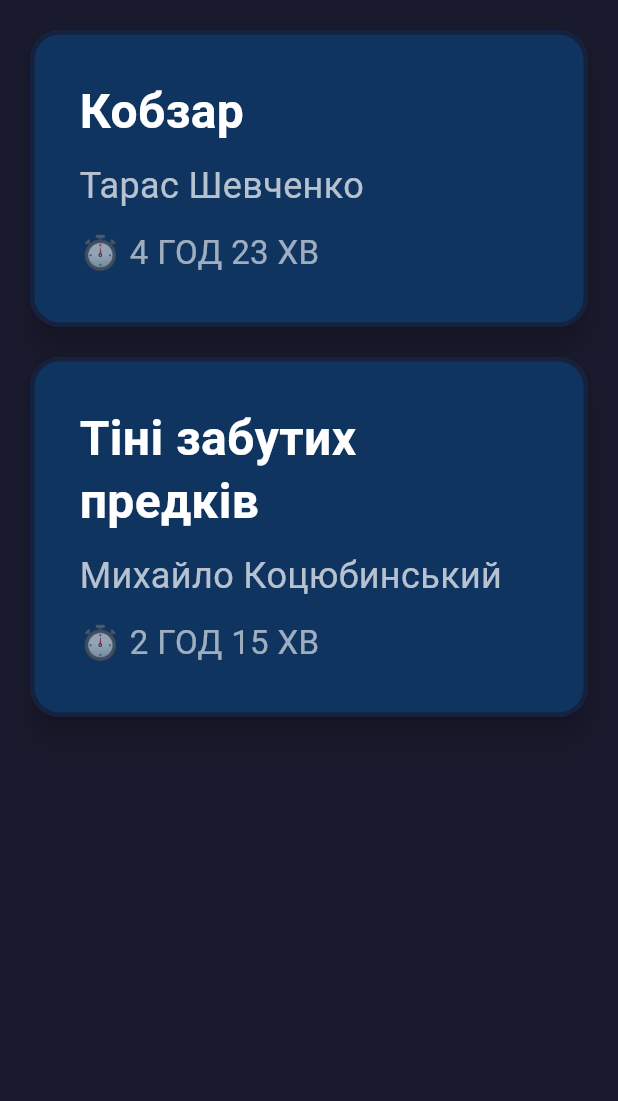
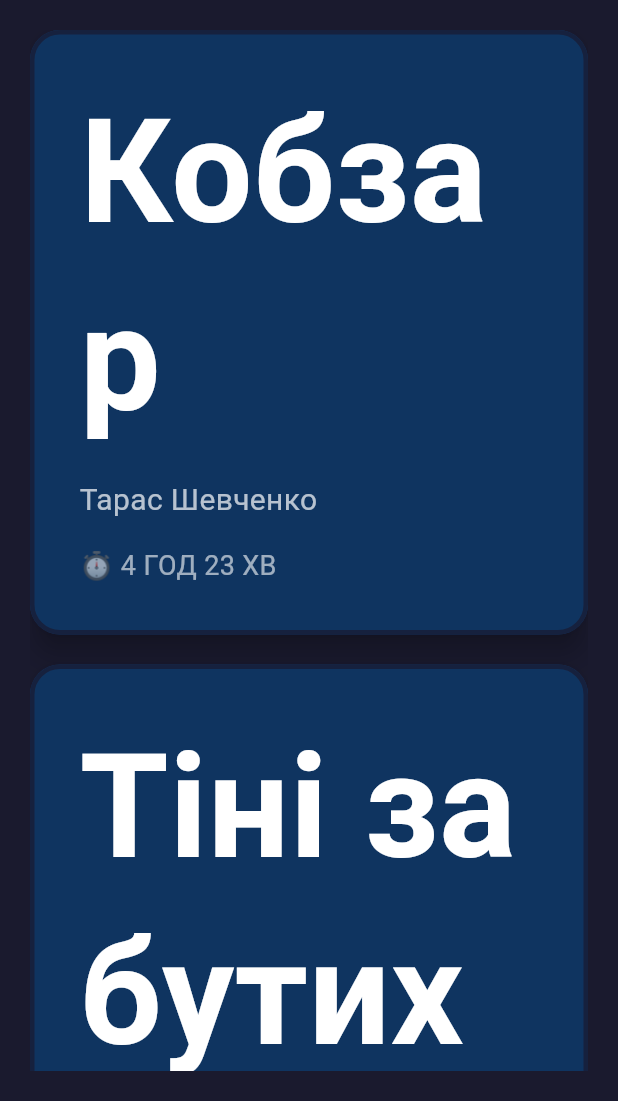
Before and after one commit to oonufrienko/Audiobook_Android, a Flutter app: the screen it shows after launch, after a tap on the "lock" icon, on a phone screen of 412 x 824 dp, the part 135-1236 px from its top. Run offline on Flutter 3.47's test engine with Material 3 defaults, Android fonts, the phone set to English and light mode, and no system bars; our stand-ins replace file_picker, just_audio, shared_preferences.

Commit message:
fix merge conflict

```diff
--- a/lib/main.dart
+++ b/lib/main.dart
@@ -102,6 +102,7 @@ class _LibraryScreenState extends State<LibraryScreen> {
   List<Audiobook> audiobooks = [];
   bool isEditMode = false;
   int tapCount = 0;
+  DateTime? lastTapTime;
 
   @override
   void initState() {
@@ -286,10 +287,25 @@ class _LibraryScreenState extends State<LibraryScreen> {
 
   void _handleLockTap() {
     setState(() {
-      tapCount++;
-      if (tapCount >= 3) {
-        isEditMode = !isEditMode;
+      final now = DateTime.now();
+      if (isEditMode) {
+        // Single tap to lock
+        isEditMode = false;
         tapCount = 0;
+        lastTapTime = null;
+      } else {
+        // Triple tap to unlock within 3 seconds
+        if (lastTapTime == null || now.difference(lastTapTime!).inSeconds > 3) {
+          tapCount = 1;
+          lastTapTime = now;
+        } else {
+          tapCount++;
+          if (tapCount >= 3) {
+            isEditMode = true;
+            tapCount = 0;
+            lastTapTime = null;
+          }
+        }
       }
     });
   }
@@ -346,8 +362,8 @@ class _LibraryScreenState extends State<LibraryScreen> {
               backgroundColor: Colors.transparent,
               elevation: 10,
               child: Container(
-                width: 80,
-                height: 80,
+                width: 120, // 1.5x larger
+                height: 120, // 1.5x larger
                 decoration: const BoxDecoration(
                   gradient: LinearGradient(
                     colors: [AppColors.buttonBlue, AppColors.buttonBlueDark],
@@ -365,7 +381,7 @@ class _LibraryScreenState extends State<LibraryScreen> {
                 ),
                 child: const Icon(
                   Icons.add,
-                  size: 40,
+                  size: 60, // 1.5x larger
                   color: AppColors.textWhite,
                   weight: 800,
                 ),
@@ -376,15 +392,15 @@ class _LibraryScreenState extends State<LibraryScreen> {
         padding: const EdgeInsets.all(20.0),
         child: audiobooks.isEmpty
             ? Container(
-                color: Colors.white,
+                color: AppColors.backgroundDark,
                 child: const Center(
                   child: Text(
                     'Книг у бібліотеці немає',
                     textAlign: TextAlign.center,
                     style: TextStyle(
-                      fontSize: 32,
+                      fontSize: 64, // 2x larger
                       fontWeight: FontWeight.bold,
-                      color: Colors.black,
+                      color: AppColors.textWhite,
                     ),
                   ),
                 ),
@@ -477,26 +493,26 @@ class BookCard extends StatelessWidget {
                   Text(
                     book.title,
                     style: const TextStyle(
-                      fontSize: 32,
+                      fontSize: 96, // 3x larger
                       fontWeight: FontWeight.bold,
                       color: AppColors.textWhite,
                       height: 1.3,
                     ),
                   ),
-                  const SizedBox(height: 12),
+                  const SizedBox(height: 16), // Adjusted spacing
                   Text(
                     book.author,
                     style: const TextStyle(
-                      fontSize: 24,
+                      fontSize: 20, // Slightly smaller
                       color: AppColors.textWhite70,
                     ),
                   ),
-                  const SizedBox(height: 12),
+                  const SizedBox(height: 16), // Adjusted spacing
                   if (book.duration.inMinutes > 0)
                     Text(
                       '⏱️ ${_formatDuration(book.duration)}',
                       style: const TextStyle(
-                        fontSize: 22,
+                        fontSize: 18, // Slightly smaller
                         color: AppColors.textWhite60,
                       ),
                     ),
@@ -809,7 +825,7 @@ class _PlayerScreenState extends State<PlayerScreen> {
                   child: Container(
                     width: 300,
                     height: 150,
-                    decoration: BoxDecoration( // Removed 'const' here
+                    decoration: BoxDecoration(
                       gradient: const LinearGradient(
                         colors: [
                           AppColors.buttonBlue,
```
